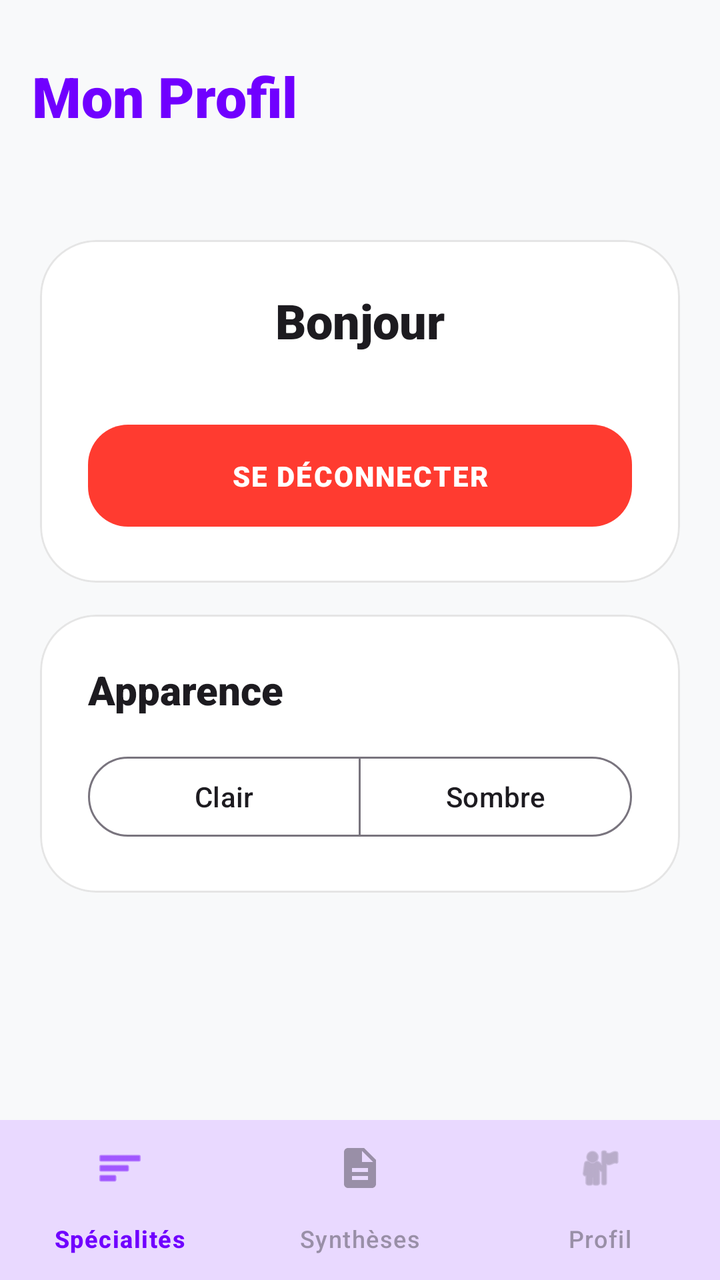
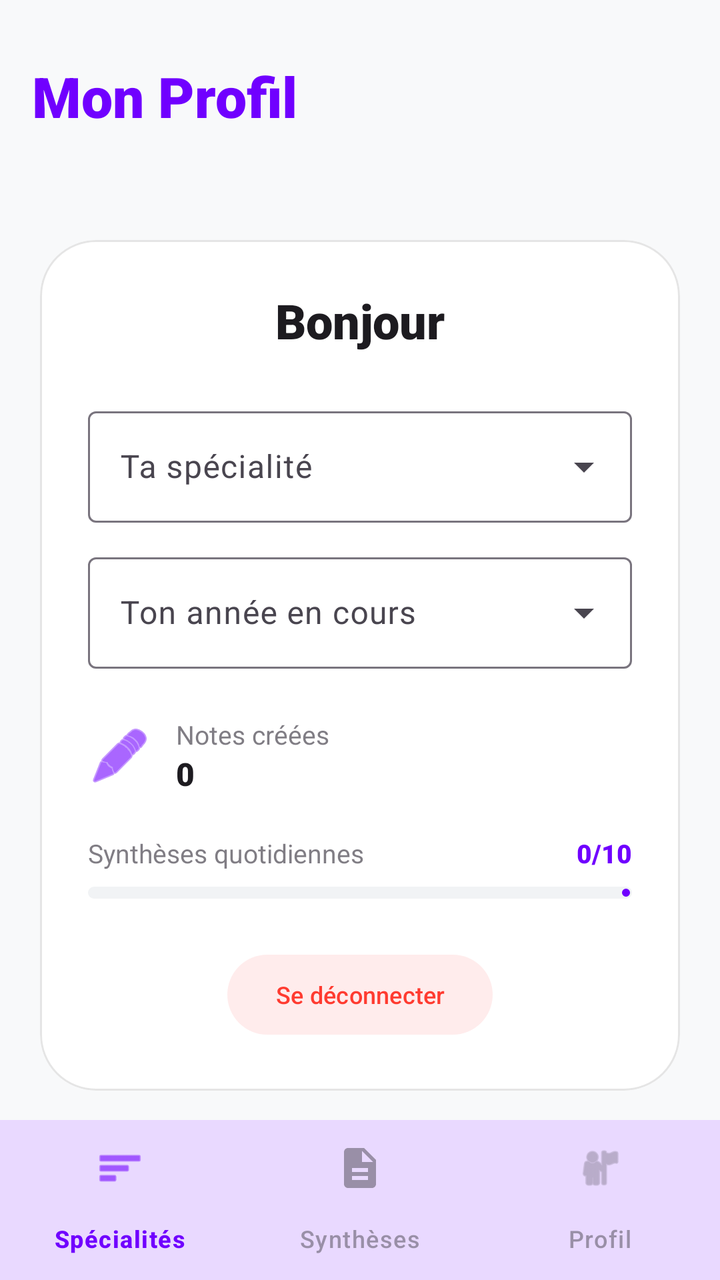

Screens rendered from an Android XML layout before and after an edit, with the pre-edit source and the edit as a unified diff.
<!-- AndroidManifest.xml: application theme Theme.VOSTIT -->
<!-- res/layout/activity_profile.xml -->
<?xml version="1.0" encoding="utf-8"?>
<androidx.coordinatorlayout.widget.CoordinatorLayout
    xmlns:android="http://schemas.android.com/apk/res/android"
    xmlns:app="http://schemas.android.com/apk/res-auto"
    xmlns:tools="http://schemas.android.com/tools"
    android:layout_width="match_parent"
    android:layout_height="match_parent"
    android:background="?attr/android:windowBackground">

    <com.google.android.material.appbar.AppBarLayout
        android:layout_width="match_parent"
        android:layout_height="wrap_content"
        android:layout_marginTop="16dp"
        android:background="@android:color/transparent"
        app:elevation="0dp">

        <com.google.android.material.appbar.MaterialToolbar
            android:id="@+id/toolbar_profile"
            android:layout_width="match_parent"
            android:layout_height="?attr/actionBarSize"
            android:paddingHorizontal="16dp">

            <TextView
                android:layout_width="wrap_content"
                android:layout_height="wrap_content"
                android:layout_gravity="start|center_vertical"
                android:fontFamily="sans-serif-black"
                android:text="Mon Profil"
                android:textColor="?attr/colorPrimary"
                android:textSize="28sp" />

        </com.google.android.material.appbar.MaterialToolbar>
    </com.google.android.material.appbar.AppBarLayout>

    <androidx.core.widget.NestedScrollView
        android:layout_width="match_parent"
        android:layout_height="match_parent"
        android:paddingBottom="80dp"
        android:clipToPadding="false"
        app:layout_behavior="@string/appbar_scrolling_view_behavior">

        <LinearLayout
            android:layout_width="match_parent"
            android:layout_height="wrap_content"
            android:orientation="vertical"
            android:padding="20dp">

            <com.google.android.material.card.MaterialCardView
                style="@style/PremiumCard"
                android:layout_width="match_parent"
                android:layout_height="wrap_content"
                android:layout_marginTop="20dp"
                app:contentPadding="24dp">

                <LinearLayout
                    android:layout_width="match_parent"
                    android:layout_height="wrap_content"
                    android:gravity="center"
                    android:orientation="vertical">

                    <TextView
                        android:id="@+id/tv_greeting"
                        android:layout_width="wrap_content"
                        android:layout_height="wrap_content"
                        android:fontFamily="sans-serif-black"
                        android:text="Bonjour"
                        android:textColor="?attr/colorOnSurface"
                        android:textSize="24sp" />

                    <com.google.android.material.button.MaterialButton
                        android:id="@+id/btn_logout_profile"
                        style="@style/PremiumButton"
                        android:layout_width="match_parent"
                        android:layout_height="wrap_content"
                        android:layout_marginTop="32dp"
                        android:text="Se déconnecter"
                        app:backgroundTint="@color/error"
                        android:textColor="@color/white" />

                </LinearLayout>
            </com.google.android.material.card.MaterialCardView>

            
            <com.google.android.material.card.MaterialCardView
                style="@style/PremiumCard"
                android:layout_width="match_parent"
                android:layout_height="wrap_content"
                android:layout_marginTop="16dp"
                app:contentPadding="24dp">

                <LinearLayout
                    android:layout_width="match_parent"
                    android:layout_height="wrap_content"
                    android:orientation="vertical">

                    <TextView
                        android:layout_width="wrap_content"
                        android:layout_height="wrap_content"
                        android:fontFamily="sans-serif-black"
                        android:text="Apparence"
                        android:textColor="?attr/colorOnSurface"
                        android:textSize="20sp"
                        android:layout_marginBottom="16dp"/>

                    <com.google.android.material.button.MaterialButtonToggleGroup
                        android:id="@+id/toggle_theme"
                        android:layout_width="match_parent"
                        android:layout_height="wrap_content"
                        app:singleSelection="true"
                        app:selectionRequired="true"
                        android:gravity="center">

                        <com.google.android.material.button.MaterialButton
                            android:id="@+id/btn_light_mode"
                            style="@style/Widget.Material3.Button.OutlinedButton"
                            android:layout_width="0dp"
                            android:layout_height="wrap_content"
                            android:layout_weight="1"
                            android:text="Clair" />

                        <com.google.android.material.button.MaterialButton
                            android:id="@+id/btn_dark_mode"
                            style="@style/Widget.Material3.Button.OutlinedButton"
                            android:layout_width="0dp"
                            android:layout_height="wrap_content"
                            android:layout_weight="1"
                            android:text="Sombre" />

                    </com.google.android.material.button.MaterialButtonToggleGroup>

                </LinearLayout>
            </com.google.android.material.card.MaterialCardView>

        </LinearLayout>
    </androidx.core.widget.NestedScrollView>

    <com.google.android.material.bottomnavigation.BottomNavigationView
        android:id="@+id/bottom_navigation"
        android:layout_width="match_parent"
        android:layout_height="wrap_content"
        android:layout_gravity="bottom"
        app:elevation="16dp"
        app:backgroundTint="?attr/colorSurface"
        app:itemIconTint="@color/bottom_nav_selector"
        app:itemTextColor="@color/bottom_nav_selector"
        app:menu="@menu/bottom_nav_menu"
        app:labelVisibilityMode="labeled" />

</androidx.coordinatorlayout.widget.CoordinatorLayout>
<!-- resources referenced by this layout -->
<resources>
  <color name="error">#FF3B30</color>
  <color name="white">#FFFFFF</color>
  <style name="PremiumButton" parent="Widget.Material3.Button">
          <item name="cornerRadius">20dp</item>
          <item name="android:paddingVertical">16dp</item>
          <item name="android:fontFamily">sans-serif-black</item>
          <item name="android:letterSpacing">0.05</item>
          <item name="android:textAllCaps">true</item>
      </style>
  <style name="PremiumCard" parent="Widget.Material3.CardView.Elevated">
          <item name="cardCornerRadius">28dp</item>
          <item name="cardElevation">0dp</item>
          <item name="strokeWidth">1dp</item>
          <item name="strokeColor">#1A000000</item>
          <item name="cardBackgroundColor">@color/surface_light</item>
      </style>
  <style name="Theme.VOSTIT" parent="Base.Theme.VOSTIT" />
  <color name="surface_light">#FFFFFF</color>
  <style name="Base.Theme.VOSTIT" parent="Theme.Material3.Light.NoActionBar">
          <item name="colorPrimary">@color/vostit_primary</item>
          <item name="colorOnPrimary">@color/white</item>
          <item name="colorSecondary">@color/vostit_secondary</item>
          <item name="colorTertiary">@color/vostit_accent</item>
          <item name="android:windowBackground">@color/bg_light</item>
          <item name="colorSurface">@color/surface_light</item>
          <item name="colorSurfaceVariant">@color/surface_variant_light</item>
          <item name="android:statusBarColor">@color/bg_light</item>
          <item name="android:windowLightStatusBar">true</item>
      </style>
  <color name="vostit_primary">#7000FF</color>
  <color name="vostit_secondary">#00F0FF</color>
  <color name="vostit_accent">#CCFF00</color>
  <color name="bg_light">#F8F9FA</color>
  <color name="surface_variant_light">#F1F3F5</color>
</resources>

<!-- the commit's change to res/layout/activity_profile.xml (unified diff, before → after) -->
@@ -55,27 +55,159 @@
                 <LinearLayout
                     android:layout_width="match_parent"
                     android:layout_height="wrap_content"
-                    android:gravity="center"
                     android:orientation="vertical">
 
+                    
                     <TextView
                         android:id="@+id/tv_greeting"
                         android:layout_width="wrap_content"
                         android:layout_height="wrap_content"
+                        android:layout_gravity="center"
                         android:fontFamily="sans-serif-black"
                         android:text="Bonjour"
                         android:textColor="?attr/colorOnSurface"
-                        android:textSize="24sp" />
-
+                        android:textSize="24sp"
+                        android:layout_marginBottom="24dp"/>
+
+                    
+                    <LinearLayout
+                        android:layout_width="match_parent"
+                        android:layout_height="wrap_content"
+                        android:orientation="vertical"
+                        android:layout_marginBottom="24dp">
+
+                        <com.google.android.material.textfield.TextInputLayout
+                            style="@style/Widget.Material3.TextInputLayout.OutlinedBox.ExposedDropdownMenu"
+                            android:layout_width="match_parent"
+                            android:layout_height="wrap_content"
+                            android:hint="Ta spécialité"
+                            android:layout_marginBottom="12dp">
+
+                            <AutoCompleteTextView
+                                android:id="@+id/auto_specialty"
+                                android:layout_width="match_parent"
+                                android:layout_height="wrap_content"
+                                android:inputType="none" />
+                        </com.google.android.material.textfield.TextInputLayout>
+
+                        <com.google.android.material.textfield.TextInputLayout
+                            style="@style/Widget.Material3.TextInputLayout.OutlinedBox.ExposedDropdownMenu"
+                            android:layout_width="match_parent"
+                            android:layout_height="wrap_content"
+                            android:hint="Ton année en cours">
+
+                            <AutoCompleteTextView
+                                android:id="@+id/auto_year"
+                                android:layout_width="match_parent"
+                                android:layout_height="wrap_content"
+                                android:inputType="none" />
+                        </com.google.android.material.textfield.TextInputLayout>
+                    </LinearLayout>
+
+                    
+                    <LinearLayout
+                        android:layout_width="match_parent"
+                        android:layout_height="wrap_content"
+                        android:orientation="vertical">
+
+                        
+                        <LinearLayout
+                            android:layout_width="match_parent"
+                            android:layout_height="wrap_content"
+                            android:orientation="horizontal"
+                            android:gravity="center_vertical"
+                            android:layout_marginBottom="20dp">
+
+                            <ImageView
+                                android:layout_width="32dp"
+                                android:layout_height="32dp"
+                                android:src="@android:drawable/ic_menu_edit"
+                                app:tint="?attr/colorPrimary" />
+
+                            <LinearLayout
+                                android:layout_width="0dp"
+                                android:layout_height="wrap_content"
+                                android:layout_weight="1"
+                                android:layout_marginStart="12dp"
+                                android:orientation="vertical">
+
+                                <TextView
+                                    android:layout_width="wrap_content"
+                                    android:layout_height="wrap_content"
+                                    android:text="Notes créées"
+                                    android:textSize="13sp"
+                                    android:alpha="0.7"/>
+
+                                <TextView
+                                    android:id="@+id/tv_stats_notes_count"
+                                    android:layout_width="wrap_content"
+                                    android:layout_height="wrap_content"
+                                    android:fontFamily="sans-serif-black"
+                                    android:text="0"
+                                    android:textColor="?attr/colorOnSurface"
+                                    android:textSize="16sp" />
+                            </LinearLayout>
+                        </LinearLayout>
+
+                        
+                        <LinearLayout
+                            android:layout_width="match_parent"
+                            android:layout_height="wrap_content"
+                            android:orientation="vertical"
+                            android:layout_marginBottom="24dp">
+
+                            <LinearLayout
+                                android:layout_width="match_parent"
+                                android:layout_height="wrap_content"
+                                android:orientation="horizontal">
+
+                                <TextView
+                                    android:layout_width="0dp"
+                                    android:layout_height="wrap_content"
+                                    android:layout_weight="1"
+                                    android:text="Synthèses quotidiennes"
+                                    android:textSize="13sp"
+                                    android:alpha="0.7"/>
+
+                                <TextView
+                                    android:id="@+id/tv_stats_synthesis_quota"
+                                    android:layout_width="wrap_content"
+                                    android:layout_height="wrap_content"
+                                    android:fontFamily="sans-serif-black"
+                                    android:text="0/10"
+                                    android:textColor="?attr/colorPrimary"
+                                    android:textSize="13sp" />
+                            </LinearLayout>
+
+                            <com.google.android.material.progressindicator.LinearProgressIndicator
+                                android:id="@+id/progress_synthesis_quota"
+                                android:layout_width="match_parent"
+                                android:layout_height="wrap_content"
+                                android:layout_marginTop="8dp"
+                                app:trackThickness="6dp"
+                                app:trackCornerRadius="3dp"
+                                android:progress="0"
+                                android:max="10"
+                                app:indicatorColor="?attr/colorPrimary"
+                                app:trackColor="?attr/colorSurfaceVariant"/>
+                        </LinearLayout>
+                    </LinearLayout>
+
+                    
                     <com.google.android.material.button.MaterialButton
                         android:id="@+id/btn_logout_profile"
-                        style="@style/PremiumButton"
-                        android:layout_width="match_parent"
-                        android:layout_height="wrap_content"
-                        android:layout_marginTop="32dp"
+                        style="@style/Widget.Material3.Button.TonalButton"
+                        android:layout_width="wrap_content"
+                        android:layout_height="wrap_content"
+                        android:layout_gravity="center"
                         android:text="Se déconnecter"
-                        app:backgroundTint="@color/error"
-                        android:textColor="@color/white" />
+                        app:backgroundTint="#1AFF4444"
+                        android:textColor="@color/error"
+                        android:textSize="12sp"
+                        app:paddingStart="24dp"
+                        app:paddingEnd="24dp"
+                        android:paddingTop="8dp"
+                        android:paddingBottom="8dp"/>
 
                 </LinearLayout>
             </com.google.android.material.card.MaterialCardView>
<!-- resource entries referenced after the edit -->
@@ -2,13 +2,6 @@
 <resources>
   <color name="error">#FF3B30</color>
   <color name="white">#FFFFFF</color>
-  <style name="PremiumButton" parent="Widget.Material3.Button">
-          <item name="cornerRadius">20dp</item>
-          <item name="android:paddingVertical">16dp</item>
-          <item name="android:fontFamily">sans-serif-black</item>
-          <item name="android:letterSpacing">0.05</item>
-          <item name="android:textAllCaps">true</item>
-      </style>
   <style name="PremiumCard" parent="Widget.Material3.CardView.Elevated">
           <item name="cardCornerRadius">28dp</item>
           <item name="cardElevation">0dp</item>
